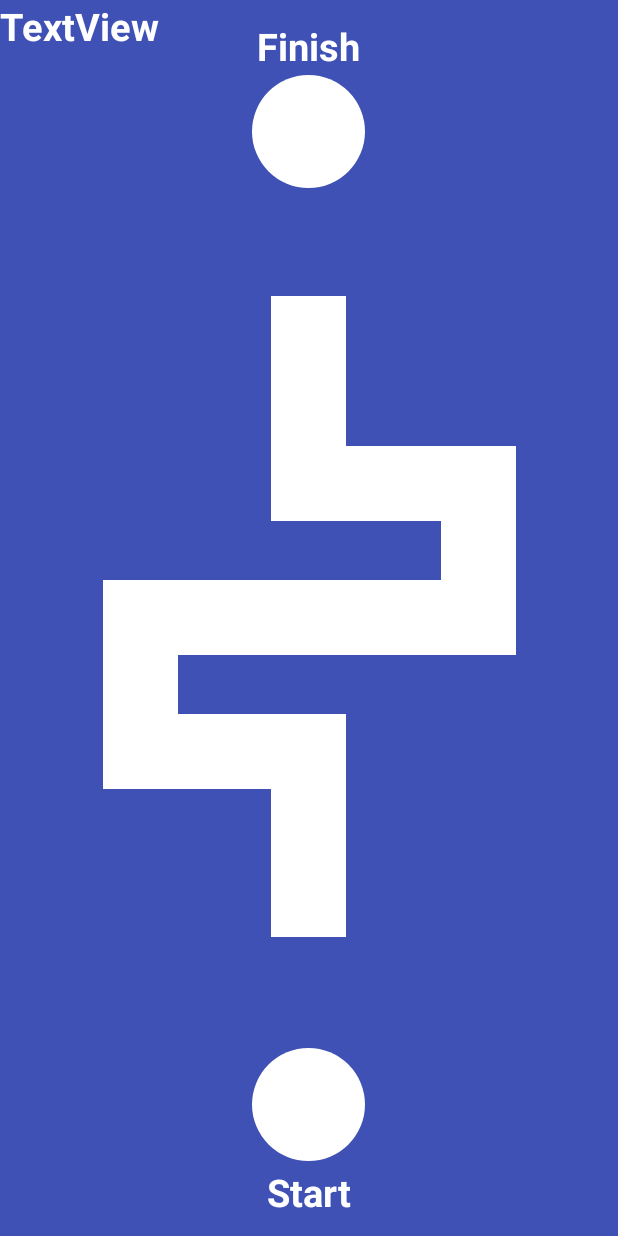
After one commit to patsimd/WakeUpAndDealWithIt, an Android app: the FollowPathExercice screen opened directly, with no data from a screen before it, on a phone screen of 412 x 824 dp. The commit adds this screen. Run offline under Robolectric (Android 15) with nearby library versions, the phone set to English and light mode, and no system bars.

Commit message:
Implanter Follow the path

```diff
--- a/app/src/main/AndroidManifest.xml
+++ b/app/src/main/AndroidManifest.xml
@@ -27,7 +27,9 @@
         <activity android:name=".MathExercice"
             android:screenOrientation="portrait">
         </activity>
-
+        <activity android:name=".FollowPathExercice"
+            android:screenOrientation="portrait">
+        </activity>
 
         <receiver android:name=".PowerConnectedBroadcastReceiver" >
             <intent-filter>
--- /dev/null
+++ b/app/src/main/java/al/demo/alarmmanagerdemo/FollowPathExercice.java
@@ -0,0 +1,90 @@
+package al.demo.alarmmanagerdemo;
+
+import android.os.Bundle;
+import android.view.View;
+import android.os.Bundle;
+import android.view.LayoutInflater;
+import android.view.ViewGroup;
+import android.view.View.OnFocusChangeListener;
+import android.widget.LinearLayout;
+import android.widget.RelativeLayout;
+import android.widget.TextView;
+import android.view.MotionEvent;
+
+/**
+ * Created by Benoit on 4/15/2018.
+ */
+
+public class FollowPathExercice extends Game{
+
+    private boolean followingPath = false;
+
+
+    @Override
+    protected void onCreate(Bundle savedInstanceState) {
+        super.onCreate(savedInstanceState);
+        setContentView(R.layout.followpath_normal);
+    }
+
+    @Override
+    public boolean dispatchTouchEvent(MotionEvent ev) {
+        super.dispatchTouchEvent(ev);
+
+        int x = Math.round(ev.getX());
+        int y = Math.round(ev.getY());
+
+        RelativeLayout b = (RelativeLayout)findViewById(R.id.Background);
+        if(b == null)
+            return true;
+
+
+
+        if(!followingPath){
+            for (int i=0; i<b.getChildCount(); i++) {
+                View child = (View)b.getChildAt(i);
+                if (x > child.getLeft() && x < child.getRight() && y > child.getTop() && y < child.getBottom()) {
+                    if (child.getId() == R.id.StartingPoint) {
+                        followingPath = true;
+                    }
+                }
+
+            }
+        }
+        else {
+            boolean inSections = false;
+
+            for (int i = 0; i < b.getChildCount(); i++) {
+                View child = (View) b.getChildAt(i);
+                if (x > child.getLeft() && x < child.getRight() && y > child.getTop() && y < child.getBottom()) {
+                    if (child.getId() == R.id.StartingPoint ||
+                            child.getId() == R.id.section0 ||
+                            child.getId() == R.id.section1 ||
+                            child.getId() == R.id.section2 ||
+                            child.getId() == R.id.section3 ||
+                            child.getId() == R.id.section4 ||
+                            child.getId() == R.id.section5 ||
+                            child.getId() == R.id.section6) {
+                        inSections = true;
+                    }
+                }
+                if (x > child.getLeft() && x < child.getRight() && y > child.getTop() && y < child.getBottom()) {
+                    if (child.getId() == R.id.FinishingPoint) {
+                        finish();
+                    }
+                }
+
+
+            }
+
+            followingPath = inSections ;
+
+            if (followingPath == false) {
+                ((TextView) findViewById(R.id.debugText)).setText("off");
+            }
+            else
+                ((TextView)findViewById(R.id.debugText)).setText("on");
+        }
+        return true;
+    }
+
+}
--- a/app/src/main/java/al/demo/alarmmanagerdemo/NotificationPublisher.java
+++ b/app/src/main/java/al/demo/alarmmanagerdemo/NotificationPublisher.java
@@ -27,7 +27,7 @@ public class NotificationPublisher extends BroadcastReceiver {
         context.startService(service_intent);
 
 
-        int randomActivity = (int)(Math.random() * 3);
+        int randomActivity = (int)(Math.random() * 4);
 
         Intent contentIntent;
 
@@ -37,6 +37,8 @@ public class NotificationPublisher extends BroadcastReceiver {
             case 1: contentIntent = new Intent(context, MathExercice.class);
                 break;
             case 2: contentIntent = new Intent(context, SentenceExercice.class);
+                break;
+            case 3: contentIntent = new Intent(context, FollowPathExercice.class);
                 break;
             default: contentIntent = new Intent(context, MainActivity.class);
                 break;
--- /dev/null
+++ b/app/src/main/res/drawable/circle.xml
@@ -0,0 +1,12 @@
+<?xml version="1.0" encoding="utf-8"?>
+<shape
+    xmlns:android="http://schemas.android.com/apk/res/android"
+    android:shape="oval">
+
+    <solid
+        android:color="@color/white"/>
+
+    <size
+        android:width="120dp"
+        android:height="120dp"/>
+</shape>
--- /dev/null
+++ b/app/src/main/res/layout/followpath_normal.xml
@@ -0,0 +1,128 @@
+<?xml version="1.0" encoding="utf-8"?>
+<LinearLayout xmlns:android="http://schemas.android.com/apk/res/android"
+xmlns:app="http://schemas.android.com/apk/res-auto"
+    xmlns:tools="http://schemas.android.com/tools"
+    android:orientation="vertical" android:layout_width="match_parent"
+android:layout_height="match_parent">
+
+    <RelativeLayout
+        android:id="@+id/Background"
+
+        android:layout_width="match_parent"
+        android:layout_height="match_parent"
+        android:background="@color/colorPrimary">
+
+
+        <TextView
+            android:id="@+id/debugText"
+            style="@style/WhiteText"
+            android:layout_width="wrap_content"
+            android:layout_height="wrap_content"
+            android:text="TextView" />
+
+        <TextView
+            android:id="@+id/StartText"
+            style="@style/WhiteText"
+            android:layout_width="wrap_content"
+            android:layout_height="wrap_content"
+
+            android:layout_alignParentBottom="true"
+            android:layout_centerHorizontal="true"
+            android:layout_marginBottom="12dp"
+            android:text="Start" />
+
+        <TextView
+            android:id="@+id/startText"
+            style="@style/WhiteText"
+            android:layout_width="wrap_content"
+            android:layout_height="wrap_content"
+
+            android:layout_alignParentTop="true"
+            android:layout_centerHorizontal="true"
+            android:layout_marginTop="13dp"
+            android:text="Finish" />
+
+        <View
+            android:id="@+id/section0"
+            android:layout_width="50dp"
+            android:layout_height="125dp"
+            android:layout_alignTop="@+id/section1"
+            android:layout_centerHorizontal="true"
+            android:layout_marginTop="23dp"
+            android:background="@color/white" />
+
+        <View
+            android:id="@+id/section1"
+            android:layout_width="150dp"
+            android:layout_height="50dp"
+            android:layout_alignEnd="@+id/section0"
+            android:layout_below="@+id/section6"
+            android:layout_marginTop="39dp"
+            android:background="@color/white" />
+
+        <View
+            android:id="@+id/section2"
+            android:layout_width="50dp"
+            android:layout_height="125dp"
+            android:layout_alignBottom="@+id/section1"
+            android:layout_marginEnd="49dp"
+            android:layout_toStartOf="@+id/StartingPoint"
+            android:background="@color/white" />
+
+        <View
+            android:id="@+id/section3"
+            android:layout_width="50dp"
+            android:layout_height="150dp"
+            android:layout_alignBottom="@+id/section5"
+            android:layout_alignEnd="@+id/section1"
+            android:background="@color/white" />
+
+        <View
+            android:id="@+id/section4"
+            android:layout_width="50dp"
+            android:layout_height="125dp"
+            android:layout_alignBottom="@+id/section6"
+            android:layout_alignEnd="@+id/section5"
+            android:background="@color/white" />
+
+        <View
+            android:id="@+id/section5"
+            android:layout_width="150dp"
+            android:layout_height="50dp"
+            android:layout_above="@+id/section6"
+            android:layout_alignEnd="@+id/section6"
+            android:layout_marginBottom="39dp"
+            android:background="@color/white" />
+
+        <View
+            android:id="@+id/section6"
+            android:layout_width="275dp"
+            android:layout_height="50dp"
+            android:layout_alignStart="@+id/section2"
+            android:layout_centerVertical="true"
+            android:background="@color/white" />
+
+        <View
+            android:id="@+id/StartingPoint"
+            android:layout_width="75dp"
+            android:layout_height="75dp"
+            android:layout_alignParentBottom="true"
+            android:layout_alignStart="@+id/FinishingPoint"
+            android:layout_marginBottom="50dp"
+            android:background="@drawable/circle"
+            android:text="View" />
+
+        <View
+            android:id="@+id/FinishingPoint"
+            android:layout_width="75dp"
+            android:layout_height="75dp"
+            android:layout_alignParentTop="true"
+            android:layout_centerHorizontal="true"
+            android:layout_marginTop="50dp"
+            android:background="@drawable/circle"
+            android:elevation="0dp"
+            android:text="View" />
+
+    </RelativeLayout>
+
+</LinearLayout>
--- a/app/src/main/res/values/colors.xml
+++ b/app/src/main/res/values/colors.xml
@@ -4,4 +4,5 @@
     <color name="colorPrimaryDark">#303F9F</color>
     <color name="colorAccent">#FF4081</color>
     <color name="kindOfGrey">#BBBBBB</color>
+    <color name="white">#FFFFFF</color>
 </resources>
--- a/app/src/main/res/values/styles.xml
+++ b/app/src/main/res/values/styles.xml
@@ -10,4 +10,9 @@
         <item name="windowActionBar">false</item>
     </style>
 
+    <style name="WhiteText" parent="TextAppearance.AppCompat">
+        <item name="android:textColor">@color/white</item>
+        <item name="android:textStyle">bold</item>
+        <item name="android:textSize">25dp</item>
+    </style>
 </resources>
```
